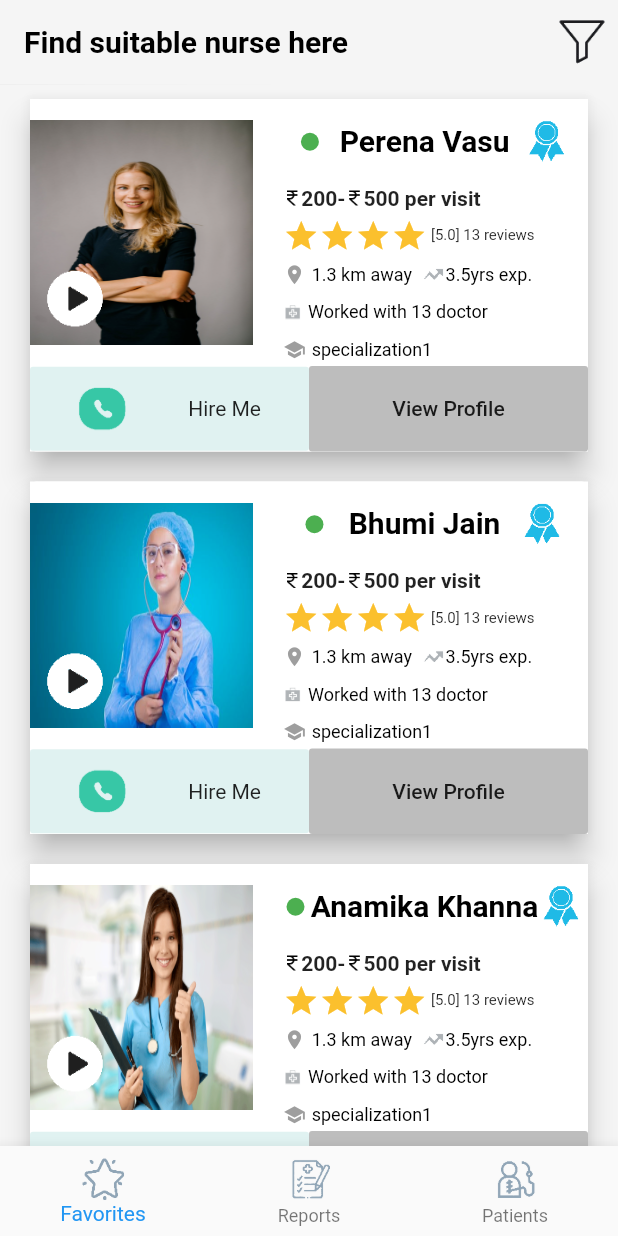
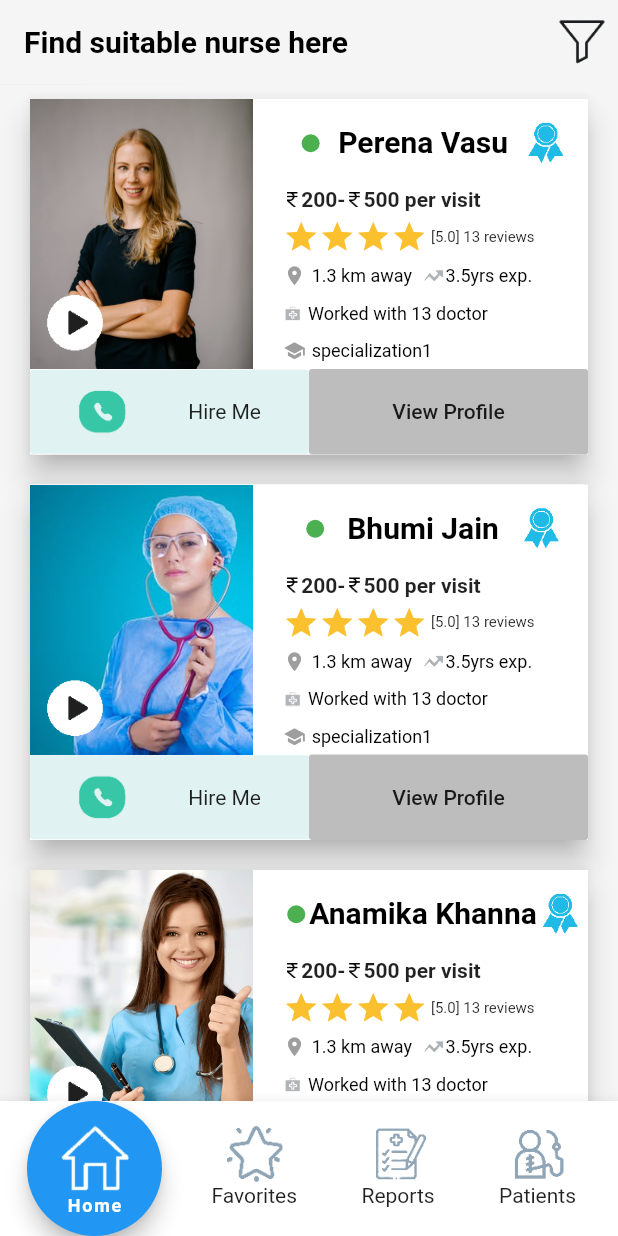
Before and after one commit to sonikapunitgoyal/Hospitalpagesdesign, a Flutter app: the screen it shows after launch, after a tap on "Nurses", on a phone screen of 412 x 824 dp. Run offline on Flutter 3.47's test engine with Material 2 defaults, Android fonts, the phone set to English and light mode, and no system bars; missing offline and left inert: flutter_range_slider, flutter_statusbarcolor, folding_cell; Roboto replaces fonts that are missing (Raleway).

Commit message:
bottom bar changes

```diff
--- a/lib/clippath.dart
+++ b/lib/clippath.dart
@@ -69,7 +69,7 @@ class WavyHeaderImageState extends State<WavyHeaderImage> {
              child: Container(
 
                   width: MediaQuery.of(context).size.width*0.40,
-                  height: MediaQuery.of(context).size.height*0.30,
+                  height: MediaQuery.of(context).size.height*0.27,
                   child: InkWell(onTap: (){ Navigator.push(
                     context,
                     MaterialPageRoute(builder: (context) => MyApp1()),
@@ -95,7 +95,7 @@ class WavyHeaderImageState extends State<WavyHeaderImage> {
               padding: const EdgeInsets.only(top: 150.0,left: 220.0,right: 30.0,bottom: 30.0),
               child: Container(
                  width: MediaQuery.of(context).size.width*0.40,
-                  height: MediaQuery.of(context).size.height*0.30,
+                  height: MediaQuery.of(context).size.height*0.27,
                   child: Container(
                     child: Card(
                       elevation: 20.0,
@@ -122,7 +122,7 @@ class WavyHeaderImageState extends State<WavyHeaderImage> {
                padding:const EdgeInsets.only(top: 350.0,left: 07.0,right: 30.0,),
                child: Container(
                 width: MediaQuery.of(context).size.width*0.54,
-                  height: MediaQuery.of(context).size.height*0.38,
+                  height: MediaQuery.of(context).size.height*0.35,
                 padding: EdgeInsets.all(30.0),
                 child: Card(
                   elevation: 20.0,
@@ -149,7 +149,7 @@ class WavyHeaderImageState extends State<WavyHeaderImage> {
               padding: const EdgeInsets.only(top: 380.0,left: 220.0,right: 30.0,),
               child: Container(
                  width: MediaQuery.of(context).size.width*0.40,
-                  height: MediaQuery.of(context).size.height*0.30,
+                  height: MediaQuery.of(context).size.height*0.26,
                 child: Card(
                   elevation: 20.0,
                   color: Colors.white,
--- a/lib/list.dart
+++ b/lib/list.dart
@@ -24,16 +24,14 @@ class ListPage extends StatefulWidget {
 
   final String title;
 
+
   @override
   _ListPageState createState() => _ListPageState();
 }
 
 class _ListPageState extends State<ListPage> {
   List lessons;
-  double _lowerValue = 200.0;
-  double _upperValue = 400.0;
-  double _lowerAge = 2.0;
-  double _upperAge = 7.0;
+
 
   @override
   void initState() {
@@ -49,12 +47,12 @@ class _ListPageState extends State<ListPage> {
               Expanded(
                   flex: 2,
                   child: Container(
-                    height: 150.0,
+                    height: 180.0,
                     width: 250.0,
                     decoration: BoxDecoration(
                         // borderRadius: BorderRadius.circular(15.0),
                         image: DecorationImage(
-                      fit: BoxFit.fill,
+                      fit: BoxFit.cover,
                       image: AssetImage(lesson.image),
                     )),
                     child: Stack(
@@ -84,7 +82,7 @@ class _ListPageState extends State<ListPage> {
                           mainAxisAlignment: MainAxisAlignment.spaceEvenly,
                           children: <Widget>[
                             Padding(
-                              padding: const EdgeInsets.only(top: 14.0,right: 2.0),
+                              padding: const EdgeInsets.only( top: 14.0,right: 0.0),
                               child: Container(
                                 // alignment: Alignment.bottomCenter,
                                 width: 12.0,
@@ -95,7 +93,8 @@ class _ListPageState extends State<ListPage> {
                                 ),
                               ),
                             ),
-                            Container(
+                            Flexible(
+                                                          child: Container(
                                 padding: EdgeInsets.only(top: 12.0),
                                 child: Text(
                                   lesson.name,
@@ -103,6 +102,7 @@ class _ListPageState extends State<ListPage> {
                                       fontSize: 20,
                                       color: Colors.black,
                                       fontWeight: FontWeight.bold),
+                                ),
                               ),
                             ),
                             Container(
@@ -308,9 +308,159 @@ class _ListPageState extends State<ListPage> {
           onPressed: () {
             showDialog(
               context: context,
-              builder: (BuildContext context) {
-// return object of type Dialog
-                return Stack(children: <Widget>[
+              builder: (BuildContext context) =>MyDialog()
+            );
+          },
+        )
+      ],
+    );
+    final makeBottom =   BottomAppBar(
+        child: Container(height: 90,width: MediaQuery.of(context).size.width,
+          child: Row(mainAxisAlignment: MainAxisAlignment.spaceEvenly,
+            children: <Widget>[
+              Container(height: 100.0,width: 100.0,
+                child: FloatingActionButton(
+                  onPressed: (){},
+                  tooltip: 'Increment',
+                  child: Column(mainAxisAlignment: MainAxisAlignment.center,
+                  crossAxisAlignment: CrossAxisAlignment.center,children: <Widget>[Image.asset(
+                      'assets/home.png',
+                      height: 50.0,
+                    ),
+                    Text(
+                      "Home",
+                      style: TextStyle(fontSize: 12.0, color: Colors.white,fontWeight: FontWeight.bold),
+                    )],
+                  ),
+
+                ),
+              ),
+             Padding(
+               padding: const EdgeInsets.all(15.0),
+               child: Column(children: <Widget>[
+                Image.asset(
+                'assets/start.png',
+                height: 40.0,
+            ),Text('Favorites'),
+               ],),
+             ),
+              Padding(
+                padding: const EdgeInsets.all(15.0),
+                child: Column(children: <Widget>[
+                  Image.asset('assets/reports.png', height: 40.0), Text('Reports')
+                ],),
+              ),
+              Padding(
+                padding: const EdgeInsets.all(15.0),
+                child: Column(children: <Widget>[
+                 Image.asset('assets/patients.png', height: 40.0),Text('Patients')
+                ],),
+              )
+            ],
+          ),
+
+        )
+    );
+
+    return Scaffold(
+      backgroundColor: Colors.grey[100],
+      appBar: topAppBar,
+      body: makeBody,
+      bottomNavigationBar: makeBottom,
+    );
+  }
+}
+
+List getLessons() {
+  return [
+    Basic(
+        name: "Perena Vasu",
+        startPrice: 200,
+        endPrice: 500,
+        image: "assets/1.png",
+        distance: 1.3,
+        experence: 3.5,
+        specialization: "specialization1",
+        doctor: 13),
+    Basic(
+        name: "Bhumi Jain",
+        startPrice: 200,
+        endPrice: 500,
+        image: "assets/2.png",
+        distance: 1.3,
+        experence: 3.5,
+        specialization: "specialization1",
+        doctor: 13),
+    Basic(
+        name: "Anamika Khanna",
+        startPrice: 200,
+        endPrice: 500,
+        image: "assets/3.png",
+        distance: 1.3,
+        experence: 3.5,
+        specialization: "specialization1",
+        doctor: 13),
+    Basic(
+        name: "Anjali Tiwari",
+        startPrice: 200,
+        endPrice: 500,
+        image: "assets/1.png",
+        distance: 1.3,
+        experence: 3.5,
+        specialization: "specialization1",
+        doctor: 13),
+    Basic(
+        name: "Sonika Goyal",
+        startPrice: 200,
+        endPrice: 500,
+        image: "assets/2.png",
+        distance: 1.3,
+        experence: 3.5,
+        specialization: "specialization1",
+        doctor: 13),
+    Basic(
+        name: "Jyoti Sharma",
+        startPrice: 200,
+        endPrice: 500,
+        image: "assets/3.png",
+        distance: 1.3,
+        experence: 3.5,
+        specialization: "specialization1",
+        doctor: 13),
+    Basic(
+        name: "Shivani Kalra",
+        startPrice: 200,
+        endPrice: 500,
+        image: "assets/1.png",
+        distance: 1.3,
+        experence: 3.5,
+        specialization: "specialization1",
+        doctor: 13),
+  ];
+}
+class MyDialog extends StatefulWidget {
+  @override
+  _MyDialogState createState() => _MyDialogState();
+}
+
+class _MyDialogState extends State<MyDialog> {
+   double _lowerValue = 200.0;
+  double _upperValue = 400.0;
+  double _lowerAge = 2.0;
+  double _upperAge = 7.0;
+  bool isTrue=false;
+bool isTrue1=false;
+bool isTrue2=false;
+bool isTrue3=false;
+bool isTrue4=false;
+bool isTrue5=false;
+bool isTrue6=false;
+bool isTrue7=false;
+bool isTrue8=false;
+
+  @override
+  Widget build(BuildContext context) {
+    return  Stack(children: <Widget>[
                   AlertDialog(
                     content: Column(
                       mainAxisSize: MainAxisSize.min,
@@ -391,11 +541,11 @@ class _ListPageState extends State<ListPage> {
                         ),
                         Row(children: <Widget>[
                           Checkbox(
-                            value: true,
+                            value: isTrue,
                             checkColor: Colors.grey[400],
                             activeColor: Colors.grey[200],
-                            onChanged: (value) {
-                              setState(() {});
+                            onChanged: (bool value) {
+                              setState(() {isTrue=value;});
                             },
                           ),
                           Text('Certified'),
@@ -416,11 +566,11 @@ class _ListPageState extends State<ListPage> {
                           Flexible(
                             child: Row(children: <Widget>[
                               Checkbox(
-                                value: true,
+                                value: isTrue1,
                                 checkColor: Colors.grey[400],
                                 activeColor: Colors.grey[200],
-                                onChanged: (value) {
-                                  setState(() {});
+                                onChanged: (bool value) {
+                                  setState(() {isTrue1=value;});
                                 },
                               ),
                               Text('Text1'),
@@ -429,11 +579,11 @@ class _ListPageState extends State<ListPage> {
                           Flexible(
                             child: Row(children: <Widget>[
                               Checkbox(
-                                value: true,
+                                value: isTrue2,
                                 checkColor: Colors.grey[400],
                                 activeColor: Colors.grey[200],
-                                onChanged: (value) {
-                                  setState(() {});
+                                onChanged: (bool value) {
+                                  setState(() {isTrue2=value;});
                                 },
                               ),
                               Text('Text2'),
@@ -442,11 +592,11 @@ class _ListPageState extends State<ListPage> {
                           Flexible(
                             child: Row(children: <Widget>[
                               Checkbox(
-                                value: true,
+                                value: isTrue3,
                                 checkColor: Colors.grey[400],
                                 activeColor: Colors.grey[200],
-                                onChanged: (value) {
-                                  setState(() {});
+                                onChanged: (bool value) {
+                                  setState(() {isTrue3=value;});
                                 },
                               ),
                               Text('Text3'),
@@ -457,11 +607,13 @@ class _ListPageState extends State<ListPage> {
                           Flexible(
                             child: Row(children: <Widget>[
                               Checkbox(
-                                value: true,
+                                value: isTrue4,
                                 checkColor: Colors.grey[400],
                                  activeColor: Colors.grey[200],
-                                onChanged: (value) {
-                                  setState(() {});
+                                onChanged: (bool value) {
+                                  setState(() {
+                                    isTrue4=value;
+                                  });
                                 },
                               ),
                               Text('Text1'),
@@ -470,11 +622,13 @@ class _ListPageState extends State<ListPage> {
                           Flexible(
                             child: Row(children: <Widget>[
                               Checkbox(
-                                value: true,
+                                value:isTrue5,
                                 checkColor: Colors.grey[400],
                                 activeColor: Colors.grey[200],
-                                onChanged: (value) {
-                                  setState(() {});
+                                onChanged: (bool val) {
+                                  setState(() {
+                                    isTrue5=val;
+                                  });
                                 },
                               ),
                               Text('Text2'),
@@ -483,11 +637,13 @@ class _ListPageState extends State<ListPage> {
                           Flexible(
                             child: Row(children: <Widget>[
                               Checkbox(
-                                value: true,
+                                value: isTrue6,
                                 checkColor: Colors.grey[400],
                                 activeColor: Colors.grey[200],
-                                onChanged: (value) {
-                                  setState(() {});
+                                onChanged: ( bool value) {
+                                  setState(() {
+                                    isTrue6=value;
+                                  });
                                 },
                               ),
                               Text('Text3'),
@@ -600,105 +756,5 @@ class _ListPageState extends State<ListPage> {
                         ),
                       ))
                 ]);
-              },
-            );
-          },
-        )
-      ],
-    );
-    final makeBottom = Container(
-      child: BottomNavigationBar(
-        items: [
-          BottomNavigationBarItem(
-            icon: Image.asset(
-              'assets/start.png',
-              height: 30.0,
-            ),
-            title: new Text('Favorites'),
-          ),
-          BottomNavigationBarItem(
-              icon: Image.asset('assets/reports.png', height: 30.0),
-              title: new Text('Reports')),
-          BottomNavigationBarItem(
-              icon: Image.asset('assets/patients.png', height: 30.0),
-              title: new Text('Patients')),
-        ],
-      ),
-    );
-
-    return Scaffold(
-      backgroundColor: Colors.grey[100],
-      appBar: topAppBar,
-      body: makeBody,
-      bottomNavigationBar: makeBottom,
-    );
   }
 }
-
-List getLessons() {
-  return [
-    Basic(
-        name: "Perena Vasu",
-        startPrice: 200,
-        endPrice: 500,
-        image: "assets/1.png",
-        distance: 1.3,
-        experence: 3.5,
-        specialization: "specialization1",
-        doctor: 13),
-    Basic(
-        name: "Bhumi Jain",
-        startPrice: 200,
-        endPrice: 500,
-        image: "assets/2.png",
-        distance: 1.3,
-        experence: 3.5,
-        specialization: "specialization1",
-        doctor: 13),
-    Basic(
-        name: "Anamika Khanna",
-        startPrice: 200,
-        endPrice: 500,
-        image: "assets/3.png",
-        distance: 1.3,
-        experence: 3.5,
-        specialization: "specialization1",
-        doctor: 13),
-    Basic(
-        name: "Anjali Tiwari",
-        startPrice: 200,
-        endPrice: 500,
-        image: "assets/4.png",
-        distance: 1.3,
-        experence: 3.5,
-        specialization: "specialization1",
-        doctor: 13),
-    Basic(
-        name: "Sonika Goyal",
-        startPrice: 200,
-        endPrice: 500,
-        image: "assets/4.png",
-        distance: 1.3,
-        experence: 3.5,
-        specialization: "specialization1",
-        doctor: 13),
-    Basic(
-        name: "Jyoti Sharma",
-        startPrice: 200,
-        endPrice: 500,
-        image: "assets/1.png",
-        distance: 1.3,
-        experence: 3.5,
-        specialization: "specialization1",
-        doctor: 13),
-    Basic(
-        name: "Shivani Kalra",
-        startPrice: 200,
-        endPrice: 500,
-        image: "assets/1.png",
-        distance: 1.3,
-        experence: 3.5,
-        specialization: "specialization1",
-        doctor: 13),
-  ];
-}
--- a/lib/main.dart
+++ b/lib/main.dart
@@ -3,9 +3,7 @@ import 'package:flutter/rendering.dart';
 import 'clippath.dart';
 import 'package:flutter_statusbarcolor/flutter_statusbarcolor.dart';
 
-void main() => runApp(MyApp(
-
-));
+void main() => runApp(MyApp());
 
 class MyApp extends StatelessWidget {
   @override
@@ -31,48 +29,76 @@ class _MyHomePageState extends State<MyHomePage> {
   @override
   Widget build(BuildContext context) {
     return Scaffold(
-      body: Container( height:MediaQuery.of(context).size.height,
-              width: MediaQuery.of(context).size.width, child: WavyHeaderImage()),
-      floatingActionButton: Container(
-        height: 80.0,
-        width: 80.0,
-        child: FittedBox(
+        body: Container(
+            height: MediaQuery.of(context).size.height,
+            width: MediaQuery.of(context).size.width,
+            child: WavyHeaderImage()),
+        bottomNavigationBar: BottomAppBar(
+            child: Container(
+          height: 90.0,
+          width: MediaQuery.of(context).size.width,
+          child: Row(
+            mainAxisAlignment: MainAxisAlignment.spaceEvenly,
+            crossAxisAlignment: CrossAxisAlignment.center,
+            children: <Widget>[
+               Container(height: 100.0,width: 100.0,
                  child: FloatingActionButton(
+                    onPressed: () {},
+                    tooltip: 'Increment',
                     child: Column(
                       mainAxisAlignment: MainAxisAlignment.center,
+                      crossAxisAlignment: CrossAxisAlignment.center,
                       children: <Widget>[
                         Image.asset(
                           'assets/home.png',
-                    height: 30.0,
+                          height: 50.0,
                         ),
                         Text(
                           "Home",
-                    style: TextStyle(fontSize: 8.0, color: Colors.white,fontWeight: FontWeight.bold),
+                          style: TextStyle(
+                              fontSize: 12.0,
+                              color: Colors.white,
+                              fontWeight: FontWeight.bold),
                         )
                       ],
                     ),
-              onPressed: () {}),
                   ),
                ),
-      floatingActionButtonLocation: FloatingActionButtonLocation.endDocked,
-      bottomNavigationBar: BottomNavigationBar(
-        items: [
 
-          BottomNavigationBarItem(
-            icon: Image.asset(
+              Padding(padding: const EdgeInsets.all(15.0),
+                              child: Column(
+                  children: <Widget>[
+                    Image.asset(
                       'assets/start.png',
                       height: 40.0,
                     ),
-            title: new Text('Favorites'),
-          ),
-          BottomNavigationBarItem(
-              icon: Image.asset('assets/reports.png', height: 40.0),
-              title: new Text('Reports')),
-          BottomNavigationBarItem(
-              icon: Image.asset('assets/patients.png', height: 40.0),
-              title: new Text('Patients')),
+                    Text('Favorites', style: TextStyle(color: Colors.grey[600])),
                   ],
                 ),
-    );
+              ),
+              Padding(
+                padding: const EdgeInsets.all(15.0),
+                child: Column(
+                  children: <Widget>[
+                    Image.asset('assets/reports.png', height: 40.0),
+                    Text('Reports', style: TextStyle(color: Colors.grey[600]))
+                  ],
+                ),
+              ),
+              Padding(
+                padding: const EdgeInsets.all(15.0),
+                child: Column(
+                  children: <Widget>[
+                    Image.asset('assets/patients.png', height: 40.0),
+                    Text(
+                      'Patients',
+                      style: TextStyle(color: Colors.grey[600]),
+                    )
+                  ],
+                ),
+              )
+            ],
+          ),
+        )));
   }
 }
```
Lines whose indentation alone changed are shown as unchanged.
